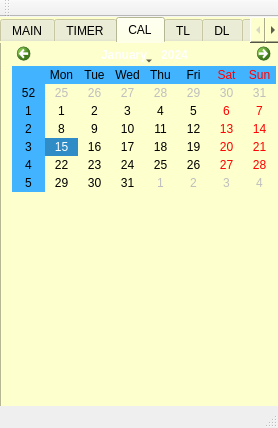
This is doro_manager.ui in xpero39/doro_manager as Qt 5 draws it before an edit. The edited form follows.
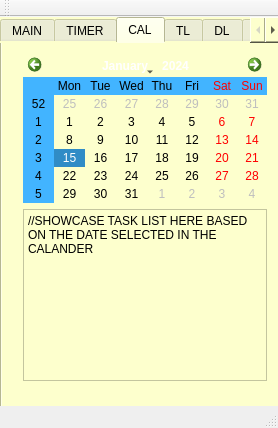
This is the edited form. The open tabs and pages were chosen to show the change.

Commit message: Added break function button and changed GUI look.

```diff
--- a/doro_manager.ui
+++ b/doro_manager.ui
@@ -313,15 +313,18 @@
      <attribute name="title">
       <string>CAL</string>
      </attribute>
+     <widget class="QWidget" name="layoutWidget">
+      <property name="geometry">
+       <rect>
+        <x>10</x>
+        <y>0</y>
+        <width>266</width>
+        <height>349</height>
+       </rect>
+      </property>
+      <layout class="QVBoxLayout" name="verticalLayout_7">
+       <item>
      <widget class="QCalendarWidget" name="calendarWidget">
-      <property name="geometry">
-       <rect>
-        <x>10</x>
-        <y>0</y>
-        <width>264</width>
-        <height>149</height>
-       </rect>
-      </property>
       <property name="palette">
        <palette>
         <active>
@@ -495,6 +498,20 @@
        </palette>
       </property>
      </widget>
+       </item>
+       <item>
+        <widget class="QTextBrowser" name="textBrowser_2">
+         <property name="html">
+          <string>&lt;!DOCTYPE HTML PUBLIC &quot;-//W3C//DTD HTML 4.0//EN&quot; &quot;http://www.w3.org/TR/REC-html40/strict.dtd&quot;&gt;
+&lt;html&gt;&lt;head&gt;&lt;meta name=&quot;qrichtext&quot; content=&quot;1&quot; /&gt;&lt;style type=&quot;text/css&quot;&gt;
+p, li { white-space: pre-wrap; }
+&lt;/style&gt;&lt;/head&gt;&lt;body style=&quot; font-family:'Sans Serif'; font-size:9pt; font-weight:400; font-style:normal;&quot;&gt;
+&lt;p style=&quot; margin-top:0px; margin-bottom:0px; margin-left:0px; margin-right:0px; -qt-block-indent:0; text-indent:0px;&quot;&gt;//SHOWCASE TASK LIST HERE BASED ON THE DATE SELECTED IN THE CALANDER&lt;/p&gt;&lt;/body&gt;&lt;/html&gt;</string>
+         </property>
+        </widget>
+       </item>
+      </layout>
+     </widget>
     </widget>
     <widget class="QWidget" name="tab_taskList">
      <attribute name="title">
```
Left out of the diff: 50 changed lines with no effect on the pictures. Lines whose indentation alone changed are shown as unchanged. The commit also changes 4 other files.
